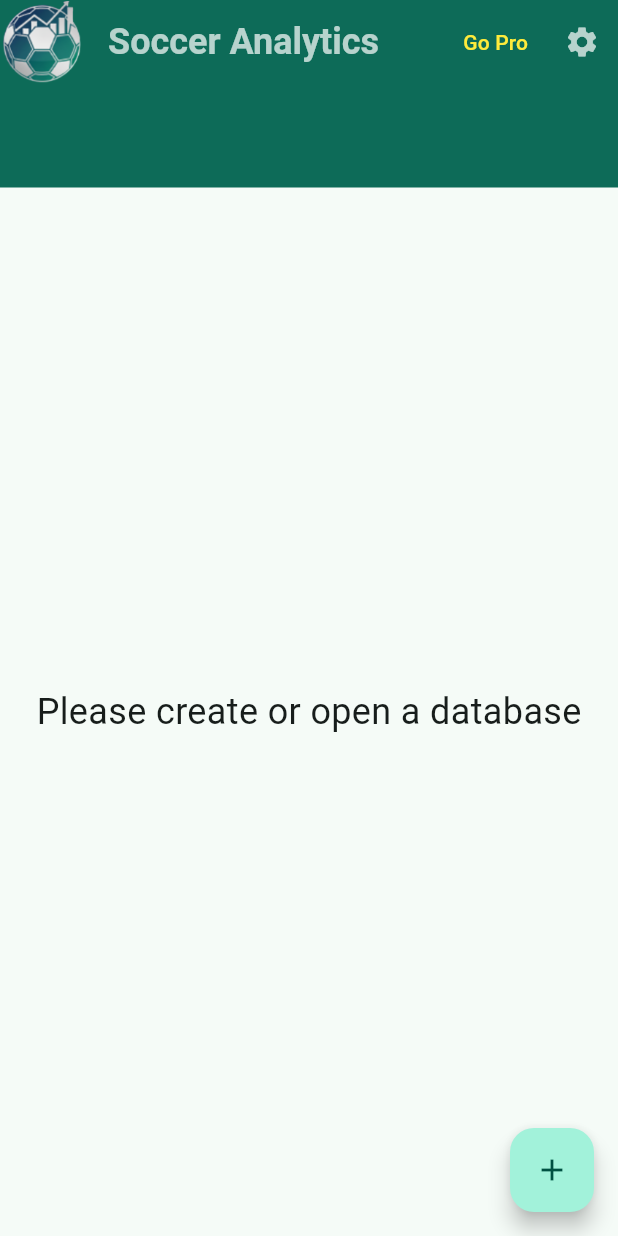
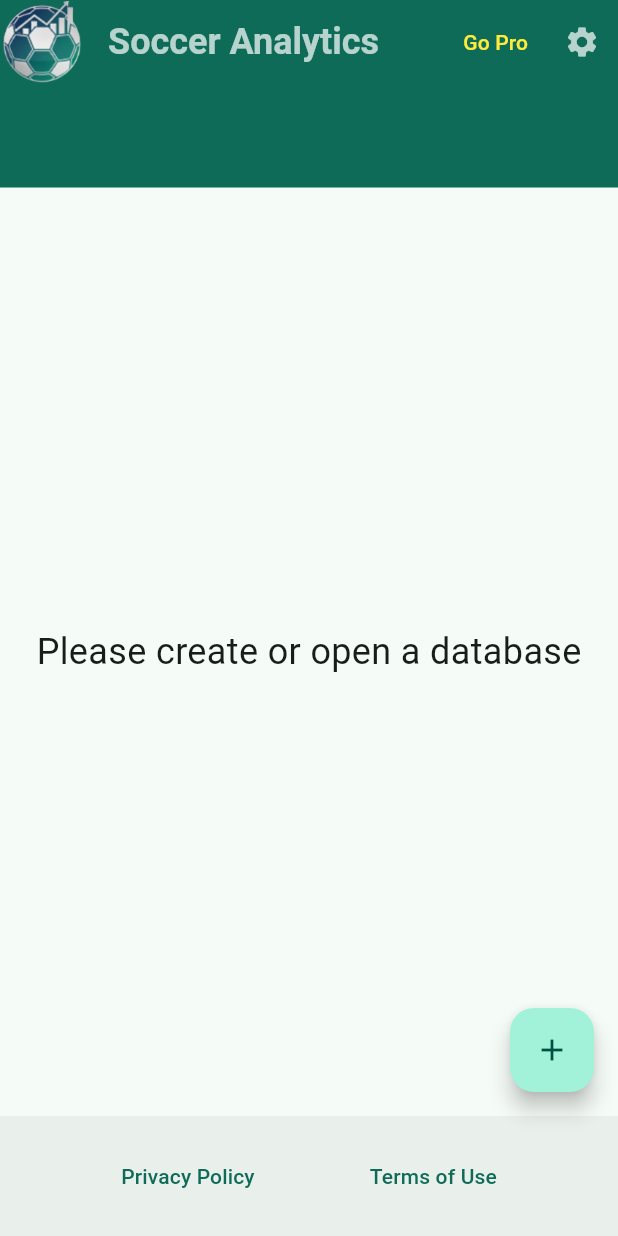
Before and after one commit to toddtarbox/team_sync, a Flutter app: the screen it shows after launch, on a phone screen of 412 x 824 dp. Run offline on Flutter 3.47's test engine with Material 3 defaults, Android fonts, the phone set to English and light mode, and no system bars; our stand-ins replace auto_size_text, cloud_firestore, equatable, file_picker, firebase_auth, firebase_core and 4 more; missing offline and left inert: change_case, dart_twitter_api, eventify, purchases_flutter, purchases_ui_flutter; accounts and stored records are empty.

Commit message:
Version 1.5.2 for Apple

```diff
--- a/lib/widgets/home_page.dart
+++ b/lib/widgets/home_page.dart
@@ -17,6 +17,7 @@ import 'package:team_sync/widgets/history_versus_page.dart';
 import 'package:team_sync/widgets/season_page.dart';
 import 'package:team_sync/widgets/season_record.dart';
 import 'package:team_sync/widgets/twitter_settings_page.dart';
+import 'package:url_launcher/url_launcher.dart';
 
 class HomePage extends StatefulWidget {
   const HomePage({super.key});
@@ -316,7 +317,29 @@ class _HomePageState extends State<HomePage> {
             ),
         ],
       ),
+      bottomNavigationBar: BottomAppBar(
+        child: Row(
+          mainAxisAlignment: MainAxisAlignment.spaceEvenly,
+          children: [
+            TextButton(
+              onPressed: () =>
+                  _launchURL('https://sites.google.com/view/team-sync/privacy'),
+              child: Text('Privacy Policy'),
+            ),
+            TextButton(
+              onPressed: () => _launchURL(
+                  'https://sites.google.com/view/team-sync/terms-of-use'),
+              child: Text('Terms of Use'),
+            ),
+          ],
+        ),
+      ),
     );
+  }
+
+  void _launchURL(String url) async {
+    final Uri uri = Uri.parse(url);
+    await launchUrl(uri);
   }
 
   // This function shows the modal bottom sheet
--- a/pubspec.yaml
+++ b/pubspec.yaml
@@ -16,7 +16,7 @@ publish_to: 'none' # Remove this line if you wish to publish to pub.dev
 # https://developer.apple.com/library/archive/documentation/General/Reference/InfoPlistKeyReference/Articles/CoreFoundationKeys.html
 # In Windows, build-name is used as the major, minor, and patch parts
 # of the product and file versions while build-number is used as the build suffix.
-version: 1.5.1+25
+version: 1.5.2+25
 
 environment:
   sdk: ^3.5.2
@@ -44,6 +44,7 @@ dependencies:
   cloud_firestore: ^6.0.3
   firebase_auth: ^6.1.1
   google_sign_in: ^7.2.0
+  url_launcher: ^6.3.0
 
   purchases_flutter: ^9.8.0
   purchases_ui_flutter: ^9.8.0
```
Also changed, not shown: pubspec.lock, 6 other files.
